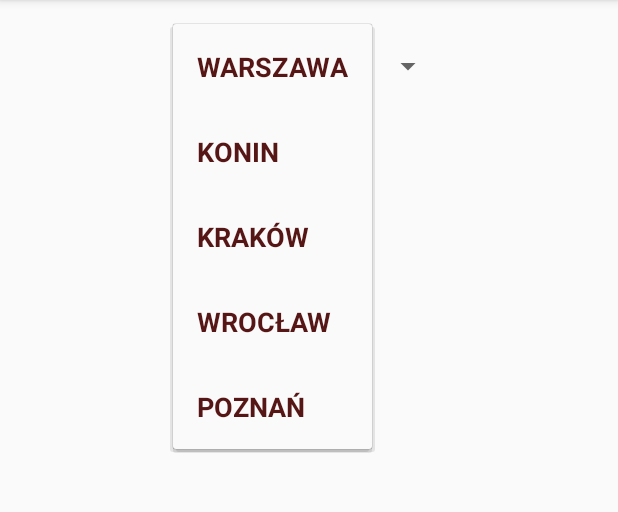
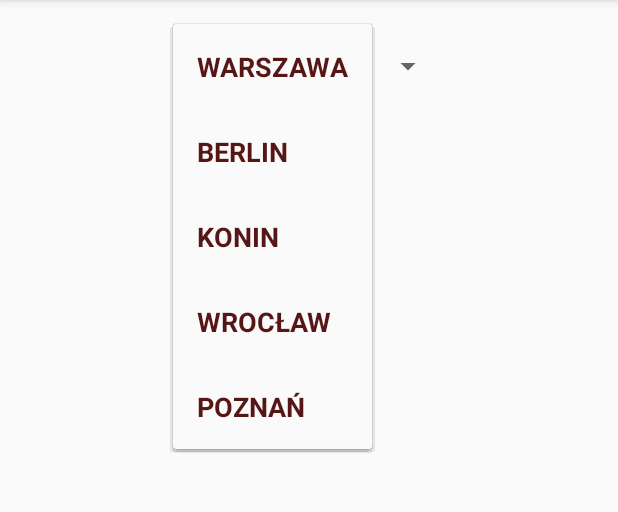
Before and after one commit to murdly/weather-app, an Android app: the screen it shows after launch (MainActivity), after a tap on "WROCŁAW", on a phone screen of 412 x 824 dp, the part 84-596 px from its top. Run offline under Robolectric (Android 15) with nearby library versions, the phone set to English and light mode, and no system bars; libraries missing offline, so code that uses them is left out: com.db.chart; plain views replace LineChartView; 8 statements that could not run were skipped.

Commit message:
replace karkow with berlin

```diff
--- a/app/src/main/java/com/example/arkadiuszkarbowy/weatherapp/main/BriefController.java
+++ b/app/src/main/java/com/example/arkadiuszkarbowy/weatherapp/main/BriefController.java
@@ -17,7 +17,6 @@ public class BriefController {
     private Context mContext;
     private Forecast3 forecastModel;
     private Weather weatherModel;
-//    private DayItemView mSelected;
 
     public BriefController(Context context, BriefView view) {
         this.mView = view;
--- a/app/src/main/java/com/example/arkadiuszkarbowy/weatherapp/main/BriefView.java
+++ b/app/src/main/java/com/example/arkadiuszkarbowy/weatherapp/main/BriefView.java
@@ -162,5 +162,6 @@ public class BriefView extends LinearLayout {
 
     public void setFirstItemSelected() {
         mSelected = mDailyItems.get(0);
+        markSelections(mSelected);
     }
 }
--- a/app/src/main/java/com/example/arkadiuszkarbowy/weatherapp/main/Cities.java
+++ b/app/src/main/java/com/example/arkadiuszkarbowy/weatherapp/main/Cities.java
@@ -17,7 +17,7 @@ public class Cities {
         result.put("Konin", "3095321");
         result.put("Poznań", "3088171");
         result.put("Warszawa", "756135");
-        result.put("Kraków", "3085041");
+        result.put("Berlin", "7290252");
 
         return Collections.unmodifiableMap(result);
     }
--- a/app/src/main/java/com/example/arkadiuszkarbowy/weatherapp/main/CurrentFragment.java
+++ b/app/src/main/java/com/example/arkadiuszkarbowy/weatherapp/main/CurrentFragment.java
@@ -35,7 +35,7 @@ public class CurrentFragment extends WeatherFragment {
         public void onClick(View v) {
             mBriefController.setDayItemSelected((DayItemView) v);
             mListener.onChartUpdate(mBriefController.collectTempsOfSelectedDay());
-//            mListener.onWeatherInfoUpdate(mBriefController.createWeatherObject());
+            mListener.onWeatherInfoUpdate(mBriefController.createWeatherObject());
         }
     };
 
@@ -76,7 +76,7 @@ public class CurrentFragment extends WeatherFragment {
             Forecast3 f = new Forecast3(response.body());
             mBriefController.assignForecastModel(f);
             mBriefController.updateForecastView();
-//            mListener.onChartUpdate(f.getDay1().collectDailyTemps());
+            mListener.onChartUpdate(f.getDay1().collectDailyTemps());
             mBriefController.showView();
             mListener.onChartUpdate(mBriefController.collectTempsOfSelectedDay());
             mListener.showViews();
```
